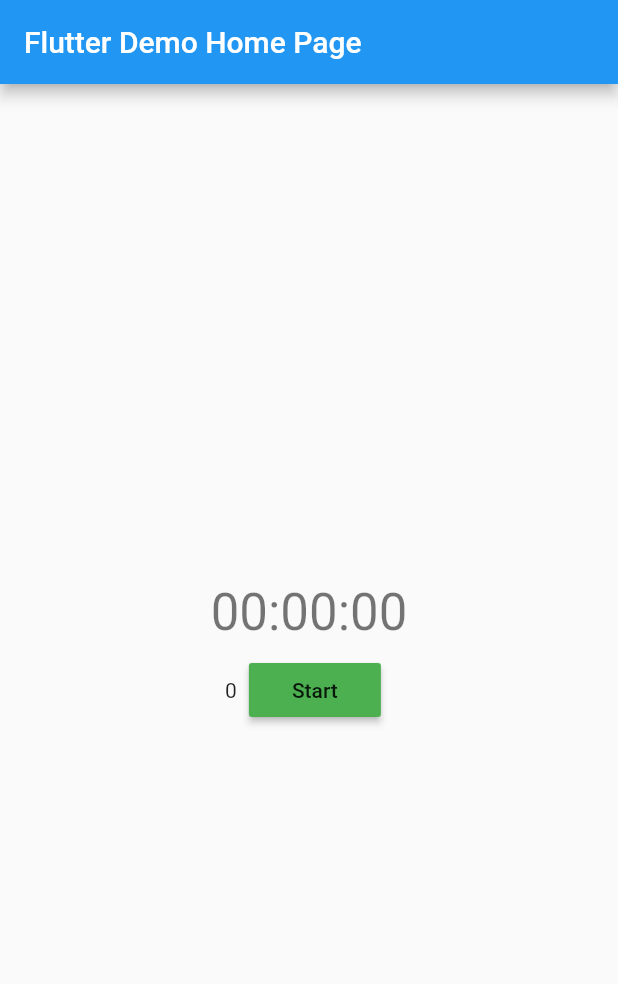
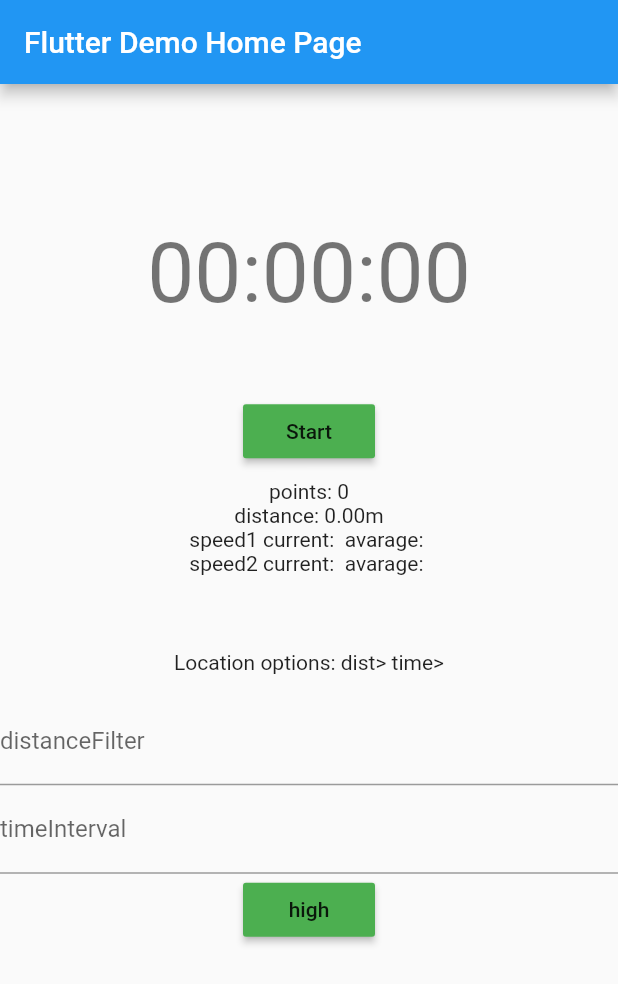
Before and after one commit to mannfeldt/lap_tracking, a Flutter app: the screen it shows after launch, on a phone screen of 412 x 824 dp. Shown: the top 984 px of the screen. Run offline on Flutter 3.47's test engine with Material 2 defaults, Android fonts, the phone set to English and light mode, and no system bars; our stand-ins replace geolocator.

Commit message:
laps function

```diff
--- a/lib/main.dart
+++ b/lib/main.dart
@@ -53,25 +53,53 @@ class MyHomePage extends StatefulWidget {
 //   double speed;
 // }
 
+class Lap {
+  List<Position> path;
+  Duration time;
+  double distance;
+
+  Lap(
+      {this.path = const [],
+      this.time = const Duration(),
+      this.distance = 0.0}) {
+    this.path = path;
+    this.time = time;
+    this.distance = distance;
+  }
+}
+
 class _MyHomePageState extends State<MyHomePage> {
+  //lite problem att ha två klockor? bättre med en och sen får vi dela upp så att varvtiden som visas på currentlap varv 2 och frammåt är:
+  //watch.elapsed - laps.fold(lap.time) ja det blir hundra delar som blir fel.
   Stopwatch watch;
+  Stopwatch lapWatch;
   String totalTimeString = "00:00:00";
+  String lapTimeString = "";
+
   final timerTick = const Duration(milliseconds: 40);
   bool isPaused = false;
   Position startPosition;
   List<Position> path = [];
+  List<Position> currentLapPath = [];
+  List<Lap> laps = [];
   StreamSubscription<Position> positionStream;
+  String currentSpeed = "";
+  String avarageSpeed = "";
+  String currentSpeed2 = "";
+  String avarageSpeed2 = "";
+  double distance = 0.0;
+  LocationOptions locationOptions =
+      LocationOptions(accuracy: LocationAccuracy.best, distanceFilter: 2);
+  Lap currentLap;
+
+  TextEditingController distanceFilterController = TextEditingController();
+  TextEditingController timeIntervalController = TextEditingController();
 
   @override
   void initState() {
-    var geolocator = Geolocator();
-    var locationOptions =
-        LocationOptions(accuracy: LocationAccuracy.best, distanceFilter: 1);
-    positionStream =
-        geolocator.getPositionStream(locationOptions).listen(onNewPosition);
-    positionStream.pause();
     watch = Stopwatch();
-
+    lapWatch = Stopwatch();
+    currentLap = Lap();
     super.initState();
   }
 
@@ -84,33 +112,53 @@ class _MyHomePageState extends State<MyHomePage> {
   }
 
   void onNewPosition(Position position) async {
-    //Position lastPosition = path[path.length - 1];
+    Position lastPosition = path[path.length - 1];
 
-    // Duration travelTime = position.timestamp.difference(lastPosition.timestamp);
+    Duration travelTime = position.timestamp.difference(lastPosition.timestamp);
 
-    // double distance = await getDistance(lastPosition, position);
-    // double speed =
-    //     await getSpeedFromPositions(lastPosition, position, travelTime);
-    // double speed2 = getSpeedFromDistance(distance, travelTime);
-    // double speed3 = position.speed;
-    // print("-------------------------------------------------------------");
+    double avgSpeed =
+        path.fold(0, (sum, item) => sum + item.speed) / path.length;
 
-    // print("distance: " + distance.toString());
-    // print("speed: " + speed.toString());
-    // print("speed2: " + speed2.toString());
-    // print("speed3: " + speed3.toString());
-    //testa vilke av dessa som är mest pålitilg. ta minst 10st och gör ett avarage..
-//! någon bug där den är paused själva geolocation lyssnaren. kör jag inte resume rätt?
+    double newDistance = await getDistance(lastPosition, position);
+
+    double avgSpeed2 = distance / watch.elapsed.inSeconds;
+
+    double currspeed2 = getSpeedFromDistance(newDistance, travelTime);
+
     setState(() {
       path.add(position);
+      currentLapPath.add(position);
+      currentSpeed = "${position.speed.toStringAsFixed(2)}m/s}";
+      avarageSpeed = "${avgSpeed.toStringAsFixed(2)}m/s}";
+      avarageSpeed2 = "${avgSpeed2.toStringAsFixed(2)}m/s}";
+      currentSpeed2 = "${currspeed2.toStringAsFixed(2)}m/s}";
+
+      distance += newDistance;
+      currentLap.distance += newDistance;
     });
 
     double distanceFromStart = await getDistance(position, startPosition);
     print("distance from start:" + distanceFromStart.toString());
     bool lapCompleted = await isBackAtStartPos(position);
+
     if (lapCompleted) {
-      stopWatch();
+      print("NEW LAP!!!!!");
+      startNewLap();
     }
+  }
+
+  void startNewLap() {
+    setState(() {
+      laps.add(
+        Lap(
+          distance: currentLap.distance,
+          path: currentLapPath,
+          time: lapWatch.elapsed,
+        ),
+      );
+      currentLap = Lap();
+    });
+    lapWatch.reset();
   }
 
   void tick() {
@@ -118,6 +166,9 @@ class _MyHomePageState extends State<MyHomePage> {
       Timer(timerTick, tick);
       setState(() {
         totalTimeString = formatTime(watch.elapsed);
+        if (laps.length > 0) {
+          lapTimeString = formatTime(lapWatch.elapsed);
+        }
       });
     }
   }
@@ -156,39 +207,58 @@ class _MyHomePageState extends State<MyHomePage> {
     setState(() {
       startPosition = position;
       path.add(position);
-      positionStream.resume();
     });
+    positionStream.resume();
   }
 
   void startwatch() async {
+    if (positionStream == null) {
+      var geolocator = Geolocator();
+      positionStream =
+          geolocator.getPositionStream(locationOptions).listen(onNewPosition);
+    }
+
     if (!isPaused) {
       setStartPosition();
     } else {
       setState(() {
         isPaused = false;
-        positionStream.resume();
       });
     }
     watch.start();
+    lapWatch.start();
+
     tick();
   }
 
   void stopWatch() {
     watch.stop();
+    lapWatch.stop();
+
     setState(() {
       isPaused = true;
-      positionStream.pause();
     });
+    positionStream.pause();
   }
 
   void resetWatch() {
     watch.reset();
+    lapWatch.reset();
     setState(() {
       isPaused = false;
       totalTimeString = "00:00:00";
-      positionStream.pause();
+      lapTimeString = "";
+      laps = [];
+      currentLap = Lap();
       path = [];
       startPosition = null;
+
+      currentSpeed = "";
+      avarageSpeed = "";
+      currentSpeed2 = "";
+      avarageSpeed2 = "";
+      distance = 0.0;
+      positionStream = null;
     });
   }
 
@@ -204,13 +274,16 @@ class _MyHomePageState extends State<MyHomePage> {
           children: <Widget>[
             Text(
               totalTimeString,
+              style: Theme.of(context).textTheme.display3,
+            ),
+            Text(
+              lapTimeString,
               style: Theme.of(context).textTheme.display1,
             ),
             Row(
               mainAxisSize: MainAxisSize.max,
               mainAxisAlignment: MainAxisAlignment.center,
               children: <Widget>[
-                Text(path.length.toString()),
                 if (!watch.isRunning)
                   Padding(
                     padding: const EdgeInsets.all(8.0),
@@ -236,9 +309,83 @@ class _MyHomePageState extends State<MyHomePage> {
                       onPressed: resetWatch,
                       child: Text("Reset"),
                     ),
-                  )
+                  ),
               ],
-            )
+            ),
+            Text("points: " + path.length.toString()),
+            Text("distance: " + distance.toStringAsFixed(2) + "m"),
+            Text("speed1 current: " +
+                currentSpeed +
+                " avarage: " +
+                avarageSpeed),
+            Text("speed2 current: " +
+                currentSpeed2 +
+                " avarage: " +
+                avarageSpeed2),
+            SizedBox(
+              height: 50,
+            ),
+            Text("Location options: dist>" +
+                locationOptions.distanceFilter.toString() +
+                " time>" +
+                locationOptions.timeInterval.toString()),
+            SizedBox(
+              height: 15,
+            ),
+            TextField(
+              decoration: InputDecoration(labelText: "distanceFilter"),
+              controller: distanceFilterController,
+              keyboardType: TextInputType.number,
+              onChanged: (String value) {
+                setState(() {
+                  locationOptions = LocationOptions(
+                    accuracy: LocationAccuracy.best,
+                    distanceFilter: int.parse(distanceFilterController.text),
+                    timeInterval: locationOptions.timeInterval,
+                  );
+                });
+              },
+            ),
+            TextField(
+              decoration: InputDecoration(labelText: "timeInterval"),
+              controller: timeIntervalController,
+              keyboardType: TextInputType.number,
+              onChanged: (String value) {
+                setState(() {
+                  locationOptions = LocationOptions(
+                    accuracy: LocationAccuracy.best,
+                    distanceFilter: locationOptions.distanceFilter,
+                    timeInterval: int.parse(timeIntervalController.text),
+                  );
+                });
+              },
+            ),
+            RaisedButton(
+              color: Colors.green,
+              onPressed: () {
+                setState(() {
+                  locationOptions = LocationOptions(
+                    accuracy: locationOptions.accuracy == LocationAccuracy.best
+                        ? LocationAccuracy.high
+                        : LocationAccuracy.best,
+                    distanceFilter: locationOptions.distanceFilter,
+                    timeInterval: locationOptions.timeInterval,
+                  );
+                });
+              },
+              child: Text(locationOptions.accuracy == LocationAccuracy.best
+                  ? "best"
+                  : "high"),
+            ),
+            Container(
+              height: 100,
+              child: ListView(
+                children: laps
+                    .map((lap) => Text(
+                        "${formatTime(lap.time)} ${lap.distance.toStringAsFixed(2)}m"))
+                    .toList(),
+              ),
+            ),
           ],
         ),
         // This trailing comma makes auto-formatting nicer for build methods.
```
Also changed, not shown: 4 other files.
